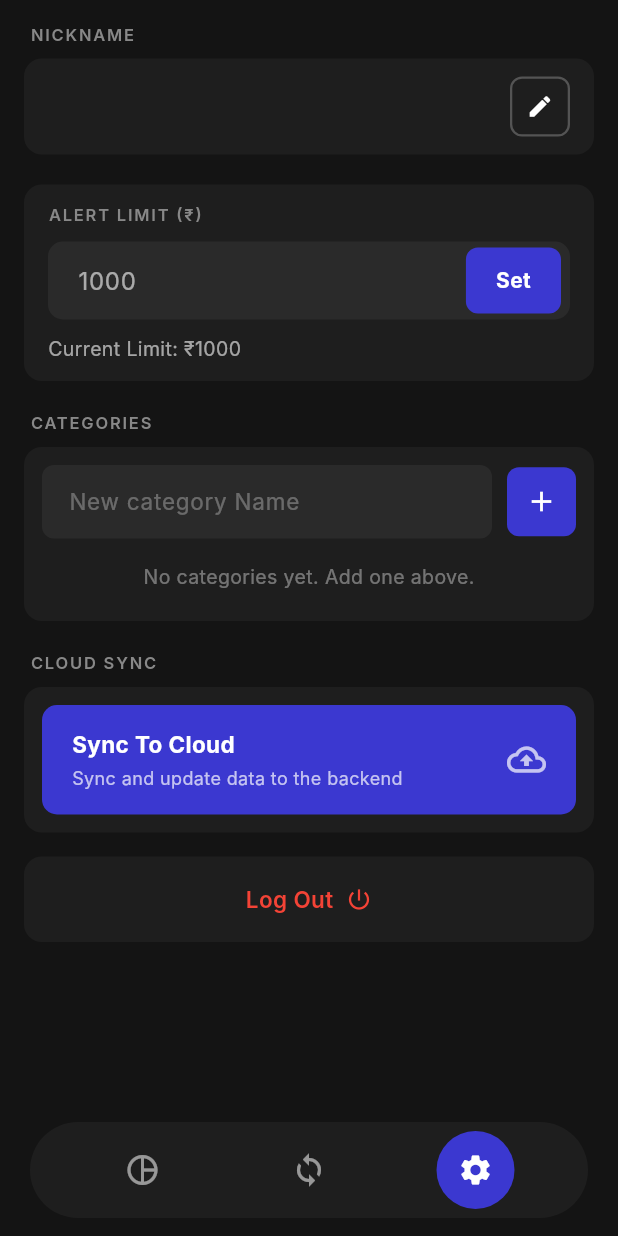
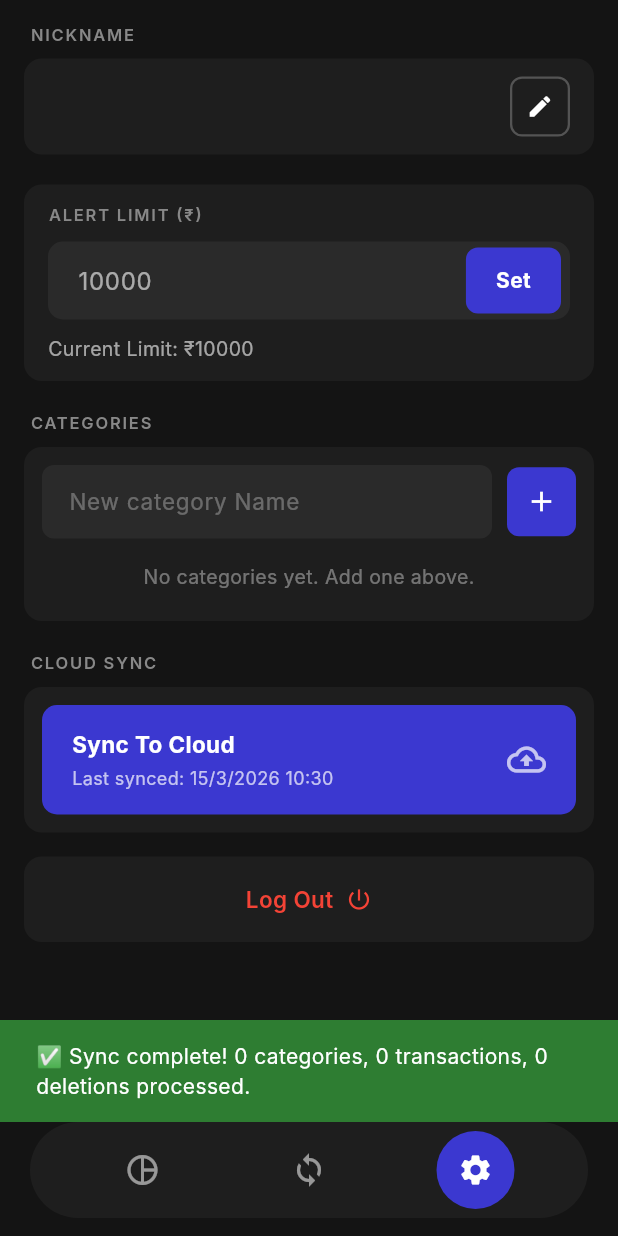
Before and after one commit to Sajinduglas/zybo_expense_manager, a Flutter app: the MainLayoutPage screen opened by its route, item 3 of the bottom bar chosen, scrolled down 64 dp, after a tap on "Sync To Cloud", on a phone screen of 412 x 824 dp. Run offline on Flutter 3.47's test engine with Material 3 defaults, Android fonts, the phone set to English and light mode, and no system bars; our stand-ins replace dio, equatable, flutter_bloc, get_it, go_router, pretty_dio_logger and 2 more; accounts and stored records are empty; Roboto replaces fonts that are missing (Inter).

Commit message:
api sqfkite to ui that case is now completed  and syncing also partially completed nee the dev test

```diff
--- a/lib/core/database/database_helper.dart
+++ b/lib/core/database/database_helper.dart
@@ -44,4 +44,10 @@ class DatabaseHelper {
       )
     ''');
   }
+
+  Future<void> clearAllData() async {
+    final db = await database;
+    await db.delete(DbConstants.tableTransactions);
+    await db.delete(DbConstants.tableCategories);
+  }
 }
--- a/lib/features/categories/presentation/pages/profile_settings_page.dart
+++ b/lib/features/categories/presentation/pages/profile_settings_page.dart
@@ -6,6 +6,13 @@ import '../../../../di/injection.dart';
 import '../bloc/category_bloc.dart';
 import '../bloc/category_state.dart';
 import '../bloc/category_event.dart';
+import '../../../sync/presentation/bloc/sync_bloc.dart';
+import '../../../sync/presentation/bloc/sync_event.dart';
+import '../../../sync/presentation/bloc/sync_state.dart';
+import '../../../sync/data/repositories/sync_repository.dart';
+import '../../../../core/database/database_helper.dart';
+import '../../../transactions/presentation/bloc/transaction_bloc.dart';
+import '../../../transactions/presentation/bloc/transaction_event.dart';
 import 'package:go_router/go_router.dart';
 
 // ── Design constants ───────────────────────────────────────────────────────────
@@ -25,7 +32,7 @@ class _ProfileSettingsPageState extends State<ProfileSettingsPage> {
   final _nicknameController = TextEditingController();
   final _limitController = TextEditingController();
   final _categoryController = TextEditingController();
-  String _currentLimit = '1000';
+  String _currentLimit = '10000';
   bool _editingNickname = false;
 
   @override
@@ -47,7 +54,7 @@ class _ProfileSettingsPageState extends State<ProfileSettingsPage> {
     final prefs = sl<SharedPreferences>();
     setState(() {
       _nicknameController.text = prefs.getString(AppConstants.kNickname) ?? '';
-      _currentLimit = prefs.getString('monthly_limit') ?? '1000';
+      _currentLimit = prefs.getString('monthly_limit') ?? '10000';
       _limitController.text = _currentLimit;
     });
   }
@@ -67,6 +74,7 @@ class _ProfileSettingsPageState extends State<ProfileSettingsPage> {
     await prefs.setString('monthly_limit', _limitController.text);
     setState(() => _currentLimit = _limitController.text);
     if (mounted) {
+      context.read<TransactionBloc>().add(LoadTransactionsEvent());
       ScaffoldMessenger.of(context)
           .showSnackBar(const SnackBar(content: Text('Limit saved')));
     }
@@ -81,9 +89,42 @@ class _ProfileSettingsPageState extends State<ProfileSettingsPage> {
   }
 
   void _logout() async {
+    final hasPending = await sl<SyncRepository>().hasPendingSyncData();
+    if (hasPending && mounted) {
+      final confirm = await showDialog<bool>(
+        context: context,
+        builder: (context) => AlertDialog(
+          backgroundColor: const Color(0xFF1E1E1E),
+          title: const Text('Unsynced Data', style: TextStyle(color: Colors.white)),
+          content: const Text(
+            'You have unsynced data. Logging out will delete all local data permanently. Are you sure you want to log out?',
+            style: TextStyle(color: Colors.white70),
+          ),
+          actions: [
+            TextButton(
+              onPressed: () => Navigator.pop(context, false),
+              child: const Text('Cancel', style: TextStyle(color: Colors.white54)),
+            ),
+            TextButton(
+              onPressed: () => Navigator.pop(context, true),
+              child: const Text('Log Out', style: TextStyle(color: Colors.redAccent)),
+            ),
+          ],
+        ),
+      );
+      if (confirm != true) return;
+    }
+
+    // Clear all data
+    await sl<DatabaseHelper>().clearAllData();
     final prefs = sl<SharedPreferences>();
+    final onboardingDone = prefs.getBool(AppConstants.kOnboardingComplete) ?? false;
     await prefs.clear();
-    if (mounted) context.go('/onboarding');
+    if (onboardingDone) {
+      await prefs.setBool(AppConstants.kOnboardingComplete, true);
+    }
+
+    if (mounted) context.go('/auth/phone');
   }
 
   @override
@@ -393,53 +434,103 @@ class _ProfileSettingsPageState extends State<ProfileSettingsPage> {
             // ── CLOUD SYNC ───────────────────────────────────────────────────
             _sectionHeader('CLOUD SYNC'),
             const SizedBox(height: 8),
-            Container(
+            BlocConsumer<SyncBloc, SyncState>(
+              listener: (context, state) {
+                if (state is SyncSuccess) {
+                  final r = state.result;
+                  ScaffoldMessenger.of(context).showSnackBar(
+                    SnackBar(
+                      backgroundColor: Colors.green.shade800,
+                      content: Text(
+                        '✅ Sync complete! ${r.categoriesSynced} categories, '
+                        '${r.transactionsSynced} transactions, '
+                        '${r.deletionsProcessed} deletions processed.',
+                      ),
+                    ),
+                  );
+                } else if (state is SyncFailure) {
+                  ScaffoldMessenger.of(context).showSnackBar(
+                    SnackBar(
+                      backgroundColor: Colors.red.shade800,
+                      content: Text('❌ Sync failed: ${state.message}'),
+                    ),
+                  );
+                }
+              },
+              builder: (context, state) {
+                final isSyncing = state is SyncInProgress;
+                String lastSynced = 'Never';
+                if (state is SyncIdle && state.lastSyncedTime != null) {
+                  try {
+                    final dt = DateTime.parse(state.lastSyncedTime!);
+                    lastSynced =
+                        '${dt.day}/${dt.month}/${dt.year} ${dt.hour.toString().padLeft(2, '0')}:${dt.minute.toString().padLeft(2, '0')}';
+                  } catch (_) {
+                    lastSynced = state.lastSyncedTime!;
+                  }
+                }
+                return Container(
                   decoration: BoxDecoration(
                     color: _card,
                     borderRadius: BorderRadius.circular(12),
                   ),
                   padding: const EdgeInsets.all(12),
                   child: GestureDetector(
-                onTap: () {
-                  // TODO: Sync
-                },
+                    onTap: isSyncing
+                        ? null
+                        : () => context
+                            .read<SyncBloc>()
+                            .add(const TriggerSyncEvent()),
                     child: Container(
                       width: double.infinity,
                       padding: const EdgeInsets.symmetric(
                           horizontal: 20, vertical: 16),
                       decoration: BoxDecoration(
-                    color: _blue,
+                        color: isSyncing
+                            ? _blue.withValues(alpha: 0.7)
+                            : _blue,
                         borderRadius: BorderRadius.circular(10),
                       ),
                       child: Row(
                         children: [
-                      const Expanded(
+                          Expanded(
                             child: Column(
                               mainAxisSize: MainAxisSize.min,
                               crossAxisAlignment: CrossAxisAlignment.start,
                               children: [
                                 Text(
-                              'Sync To Cloud',
-                              style: TextStyle(
+                                  isSyncing ? 'Syncing...' : 'Sync To Cloud',
+                                  style: const TextStyle(
                                       color: Colors.white,
                                       fontSize: 15,
                                       fontWeight: FontWeight.bold),
                                 ),
-                            SizedBox(height: 3),
+                                const SizedBox(height: 3),
                                 Text(
-                              'Sync and update data to the backend',
-                              style: TextStyle(
+                                  'Last synced: $lastSynced',
+                                  style: const TextStyle(
                                       color: Colors.white70, fontSize: 12),
                                 ),
                               ],
                             ),
                           ),
-                      const Icon(Icons.cloud_upload_outlined,
+                          isSyncing
+                              ? const SizedBox(
+                                  width: 22,
+                                  height: 22,
+                                  child: CircularProgressIndicator(
+                                    color: Colors.white,
+                                    strokeWidth: 2.5,
+                                  ),
+                                )
+                              : const Icon(Icons.cloud_upload_outlined,
                                   color: Colors.white70, size: 26),
                         ],
                       ),
                     ),
                   ),
+                );
+              },
             ),
             const SizedBox(height: 16),
 
--- a/lib/features/home/presentation/pages/home_page.dart
+++ b/lib/features/home/presentation/pages/home_page.dart
@@ -15,24 +15,10 @@ class HomePage extends StatefulWidget {
 }
 
 class _HomePageState extends State<HomePage> {
-  String _nickname = 'User';
-  double _monthlyLimit = 10000;
-
   @override
   void initState() {
     super.initState();
-    _loadPrefs();
     context.read<TransactionBloc>().add(LoadTransactionsEvent());
-  }
-
-  Future<void> _loadPrefs() async {
-    final prefs = sl<SharedPreferences>();
-    setState(() {
-      _nickname = prefs.getString(AppConstants.kNickname) ?? 'User';
-      _monthlyLimit =
-          double.tryParse(prefs.getString('monthly_limit') ?? '10000') ??
-              10000;
-    });
   }
 
   String _formatDate(DateTime dt) {
@@ -53,6 +39,11 @@ class _HomePageState extends State<HomePage> {
 
   @override
   Widget build(BuildContext context) {
+    // Read directly inside build to ensure it catches latest changes immediately
+    final prefs = sl<SharedPreferences>();
+    final nickname = prefs.getString(AppConstants.kNickname) ?? 'User';
+    final monthlyLimit = double.tryParse(prefs.getString('monthly_limit') ?? '10000') ?? 10000;
+
     return BlocBuilder<TransactionBloc, TransactionState>(
       builder: (context, txState) {
         double income = 0;
@@ -63,8 +54,8 @@ class _HomePageState extends State<HomePage> {
         }
 
         final progress =
-            _monthlyLimit > 0 ? (expense / _monthlyLimit).clamp(0.0, 1.0) : 0.0;
-        final remaining = ((_monthlyLimit - expense) / _monthlyLimit * 100)
+            monthlyLimit > 0 ? (expense / monthlyLimit).clamp(0.0, 1.0) : 0.0;
+        final remaining = ((monthlyLimit - expense) / monthlyLimit * 100)
             .clamp(0, 100)
             .toStringAsFixed(0);
 
@@ -77,7 +68,7 @@ class _HomePageState extends State<HomePage> {
                 padding:
                     const EdgeInsets.symmetric(horizontal: 20, vertical: 20),
                 child: Text(
-                  '👋 Welcome, $_nickname!',
+                  '👋 Welcome, $nickname!',
                   style: const TextStyle(
                     color: Colors.white,
                     fontSize: 22,
@@ -137,7 +128,7 @@ class _HomePageState extends State<HomePage> {
                       ),
                       const SizedBox(height: 6),
                       Text(
-                        '₹${expense.toStringAsFixed(0)} / ₹${_monthlyLimit.toStringAsFixed(0)}',
+                        '₹${expense.toStringAsFixed(0)} / ₹${monthlyLimit.toStringAsFixed(0)}',
                         style: const TextStyle(
                             color: Colors.white,
                             fontSize: 17,
@@ -152,7 +143,7 @@ class _HomePageState extends State<HomePage> {
                           backgroundColor:
                               Colors.white.withValues(alpha: 0.12),
                           valueColor: AlwaysStoppedAnimation<Color>(
-                            expense >= _monthlyLimit
+                            expense >= monthlyLimit
                                 ? Colors.red
                                 : const Color(0xFF4CAF50),
                           ),
--- /dev/null
+++ b/lib/features/sync/data/repositories/sync_repository.dart
@@ -0,0 +1,184 @@
+import 'package:shared_preferences/shared_preferences.dart';
+import '../../../categories/data/datasources/category_local_datasource.dart';
+import '../../../transactions/data/datasources/transaction_local_datasource.dart';
+import '../datasources/sync_remote_datasource.dart';
+
+/// Result object returned after a full sync operation
+class SyncResult {
+  final bool success;
+  final String message;
+  final int categoriesSynced;
+  final int transactionsSynced;
+  final int deletionsProcessed;
+
+  const SyncResult({
+    required this.success,
+    required this.message,
+    this.categoriesSynced = 0,
+    this.transactionsSynced = 0,
+    this.deletionsProcessed = 0,
+  });
+}
+
+class SyncRepository {
+  final SyncRemoteDatasource _remote;
+  final CategoryLocalDatasource _categoryLocal;
+  final TransactionLocalDatasource _transactionLocal;
+  final SharedPreferences _prefs;
+
+  SyncRepository({
+    required SyncRemoteDatasource remote,
+    required CategoryLocalDatasource categoryLocal,
+    required TransactionLocalDatasource transactionLocal,
+    required SharedPreferences prefs,
+  })  : _remote = remote,
+        _categoryLocal = categoryLocal,
+        _transactionLocal = transactionLocal,
+        _prefs = prefs;
+
+  /// Full sync workflow as specified:
+  /// Step A: Cloud Purge (Transactions first, then Categories)
+  /// Step B: Upload new data (Categories first, then Transactions)
+  Future<SyncResult> runSync() async {
+    int deletionsProcessed = 0;
+    int categoriesSynced = 0;
+    int transactionsSynced = 0;
+
+    // 1. Category Delete
+    final deletedCatIds = await _categoryLocal.getDeletedIds();
+    if (deletedCatIds.isNotEmpty) {
+      final confirmedIds = await _remote.deleteCloudCategories(deletedCatIds);
+      if (confirmedIds.isNotEmpty) {
+        await _categoryLocal.permanentlyDelete(confirmedIds);
+        deletionsProcessed += confirmedIds.length;
+      }
+    }
+
+    // 2. Category Add
+    final unsyncedCatMaps = await _categoryLocal.getUnsynced();
+    if (unsyncedCatMaps.isNotEmpty) {
+      final payload = unsyncedCatMaps
+          .map((m) => {'id': m['id'], 'name': m['name']})
+          .toList();
+      final syncedIds = await _remote.pushCategories(payload);
+      if (syncedIds.isNotEmpty) {
+        await _categoryLocal.markSynced(syncedIds);
+        categoriesSynced += syncedIds.length;
+      }
+    }
+
+    // 3. Transaction Delete
+    final deletedTxIds = await _transactionLocal.getDeletedIds();
+    if (deletedTxIds.isNotEmpty) {
+      final confirmedIds = await _remote.deleteCloudTransactions(deletedTxIds);
+      if (confirmedIds.isNotEmpty) {
+        await _transactionLocal.permanentlyDelete(confirmedIds);
+        deletionsProcessed += confirmedIds.length;
+      }
+    }
+
+    // 4. Transaction Add
+    final unsyncedTxMaps = await _transactionLocal.getUnsynced();
+    if (unsyncedTxMaps.isNotEmpty) {
+      final payload = unsyncedTxMaps.map((m) {
+        return {
+          'id': m['id'],
+          'amount': m['amount'],
+          'note': m['note'],
+          'type': m['type'],
+          'category_id': m['category_id'],
+          'timestamp': m['timestamp'],
+        };
+      }).toList();
+      final syncedIds = await _remote.pushTransactions(payload);
+      if (syncedIds.isNotEmpty) {
+        await _transactionLocal.markSynced(syncedIds);
+        transactionsSynced += syncedIds.length;
+      }
+    }
+
+    // Update last-synced timestamp
+    final now = DateTime.now().toIso8601String();
+    await _prefs.setString('last_synced', now);
+
+    return SyncResult(
+      success: true,
+      message: 'Sync complete',
+      categoriesSynced: categoriesSynced,
+      transactionsSynced: transactionsSynced,
+      deletionsProcessed: deletionsProcessed,
+    );
+  }
+
+  /// Fetches all data from the cloud and populates the local SQLite databases.
+  /// Used immediately after a successful login.
+  Future<void> fetchFromCloud() async {
+    // 1. Fetch Categories
+    final cloudCats = await _remote.fetchCloudCategories();
+    final Map<String, String> categoryNameToId = {};
+
+    for (var cat in cloudCats) {
+      final String catId = cat['category_id'] ?? cat['id'];
+      final String catName = cat['name'];
+
+      categoryNameToId[catName.toLowerCase()] = catId;
+
+      await _categoryLocal.insertCategory({
+        'id': catId,
+        'name': catName,
+        'is_synced': 1,
+        'is_deleted': 0,
+      });
+    }
+
+    // Double-check local categories in case they exist
+    final localCats = await _categoryLocal.getAllCategories();
+    for (var local in localCats) {
+      categoryNameToId[(local['name'] as String).toLowerCase()] = local['id'] as String;
+    }
+
+    // 2. Fetch Transactions
+    final cloudTxs = await _remote.fetchCloudTransactions();
+    for (var tx in cloudTxs) {
+      final apiCategory = tx['category'] ?? tx['category_id'] ?? '';
+      final localCatId = categoryNameToId[apiCategory.toString().toLowerCase()] ?? apiCategory;
+
+      await _transactionLocal.insertTransaction({
+        'id': tx['transaction_id'] ?? tx['id'],
+        'amount': (tx['amount'] as num).toDouble(),
+        'note': tx['note'] ?? '',
+        'type': tx['type'] ?? 'expense',
+        'category_id': localCatId,
+        'is_synced': 1,
+        'is_deleted': 0,
+        'timestamp': tx['timestamp'] ?? DateTime.now().toIso8601String(),
+      });
+    }
+
+    // Update last-synced timestamp
+    final now = DateTime.now().toIso8601String();
+    await _prefs.setString('last_synced', now);
+  }
+
+  /// Checks if there is any unsynced or deleted data pending to be pushed to the cloud
+  Future<bool> hasPendingSyncData() async {
+    final deletedTxIds = await _transactionLocal.getDeletedIds();
+    if (deletedTxIds.isNotEmpty) return true;
+
+    final deletedCatIds = await _categoryLocal.getDeletedIds();
+    if (deletedCatIds.isNotEmpty) return true;
+
+    final unsyncedCatMaps = await _categoryLocal.getUnsynced();
+    if (unsyncedCatMaps.isNotEmpty) return true;
+
+    final unsyncedTxMaps = await _transactionLocal.getUnsynced();
+    if (unsyncedTxMaps.isNotEmpty) return true;
+
+    return false;
+  }
+
+  /// Returns the last synced timestamp, or null if never synced.
+  String? getLastSyncedTime() {
+    return _prefs.getString('last_synced');
+  }
+}
--- /dev/null
+++ b/lib/features/sync/presentation/bloc/sync_bloc.dart
@@ -0,0 +1,33 @@
+import 'package:flutter_bloc/flutter_bloc.dart';
+import '../../data/repositories/sync_repository.dart';
+import 'sync_event.dart';
+import 'sync_state.dart';
+
+class SyncBloc extends Bloc<SyncEvent, SyncState> {
+  final SyncRepository _repository;
+
+  SyncBloc({required SyncRepository repository})
+      : _repository = repository,
+        super(SyncIdle(lastSyncedTime: repository.getLastSyncedTime())) {
+    on<LoadSyncStatusEvent>(_onLoadStatus);
+    on<TriggerSyncEvent>(_onTriggerSync);
+  }
+
+  void _onLoadStatus(LoadSyncStatusEvent event, Emitter<SyncState> emit) {
+    emit(SyncIdle(lastSyncedTime: _repository.getLastSyncedTime()));
+  }
+
+  Future<void> _onTriggerSync(
+      TriggerSyncEvent event, Emitter<SyncState> emit) async {
+    emit(const SyncInProgress());
+    try {
+      final result = await _repository.runSync();
+      emit(SyncSuccess(result));
+      // Return to idle with updated timestamp
+      emit(SyncIdle(lastSyncedTime: _repository.getLastSyncedTime()));
+    } catch (e) {
+      emit(SyncFailure(e.toString().replaceFirst('Exception: ', '')));
+      emit(SyncIdle(lastSyncedTime: _repository.getLastSyncedTime()));
+    }
+  }
+}
--- /dev/null
+++ b/lib/features/sync/presentation/bloc/sync_event.dart
@@ -0,0 +1,18 @@
+import 'package:equatable/equatable.dart';
+
+abstract class SyncEvent extends Equatable {
+  const SyncEvent();
+
+  @override
+  List<Object?> get props => [];
+}
+
+/// Trigger the full sync workflow.
+class TriggerSyncEvent extends SyncEvent {
+  const TriggerSyncEvent();
+}
+
+/// Load the last synced time from prefs (called on page load).
+class LoadSyncStatusEvent extends SyncEvent {
+  const LoadSyncStatusEvent();
+}
--- /dev/null
+++ b/lib/features/sync/presentation/bloc/sync_state.dart
@@ -0,0 +1,44 @@
+import 'package:equatable/equatable.dart';
+import '../../data/repositories/sync_repository.dart';
+
+abstract class SyncState extends Equatable {
+  const SyncState();
+
+  @override
+  List<Object?> get props => [];
+}
+
+/// Default idle state with the last-synced time (null = never).
+class SyncIdle extends SyncState {
+  final String? lastSyncedTime;
+
+  const SyncIdle({this.lastSyncedTime});
+
+  @override
+  List<Object?> get props => [lastSyncedTime];
+}
+
+/// Sync is in progress — used to drive the spinning animation.
+class SyncInProgress extends SyncState {
+  const SyncInProgress();
+}
+
+/// Sync completed successfully.
+class SyncSuccess extends SyncState {
+  final SyncResult result;
+
+  const SyncSuccess(this.result);
+
+  @override
+  List<Object?> get props => [result];
+}
+
+/// Sync failed with an error message.
+class SyncFailure extends SyncState {
+  final String message;
+
+  const SyncFailure(this.message);
+
+  @override
+  List<Object?> get props => [message];
+}
--- a/lib/main.dart
+++ b/lib/main.dart
@@ -2,6 +2,7 @@ import 'package:flutter/material.dart';
 import 'package:flutter_bloc/flutter_bloc.dart';
 import 'package:zybo_expense_manager/features/categories/presentation/bloc/category_bloc.dart';
 import 'package:zybo_expense_manager/features/transactions/presentation/bloc/transaction_bloc.dart';
+import 'package:zybo_expense_manager/features/sync/presentation/bloc/sync_bloc.dart';
 import 'package:zybo_expense_manager/config/router/app_router.dart';
 import 'package:zybo_expense_manager/config/theme/app_theme.dart';
 import 'package:zybo_expense_manager/di/injection.dart' as di;
@@ -27,6 +28,7 @@ class MyApp extends StatelessWidget {
       providers: [
         BlocProvider<CategoryBloc>(create: (_) => di.sl<CategoryBloc>()),
         BlocProvider<TransactionBloc>(create: (_) => di.sl<TransactionBloc>()),
+        BlocProvider<SyncBloc>(create: (_) => di.sl<SyncBloc>()),
       ],
       child: MaterialApp.router(
         title: 'Zybo Expense Manager',
```
Also changed, not shown: lib/di/injection.dart (+24 -1 lines), lib/features/auth/presentation/bloc/auth_bloc.dart (+29 -1 lines), lib/features/sync/data/datasources/sync_remote_datasource.dart (added, +156 -0 lines). Lines whose indentation alone changed are shown as unchanged.
